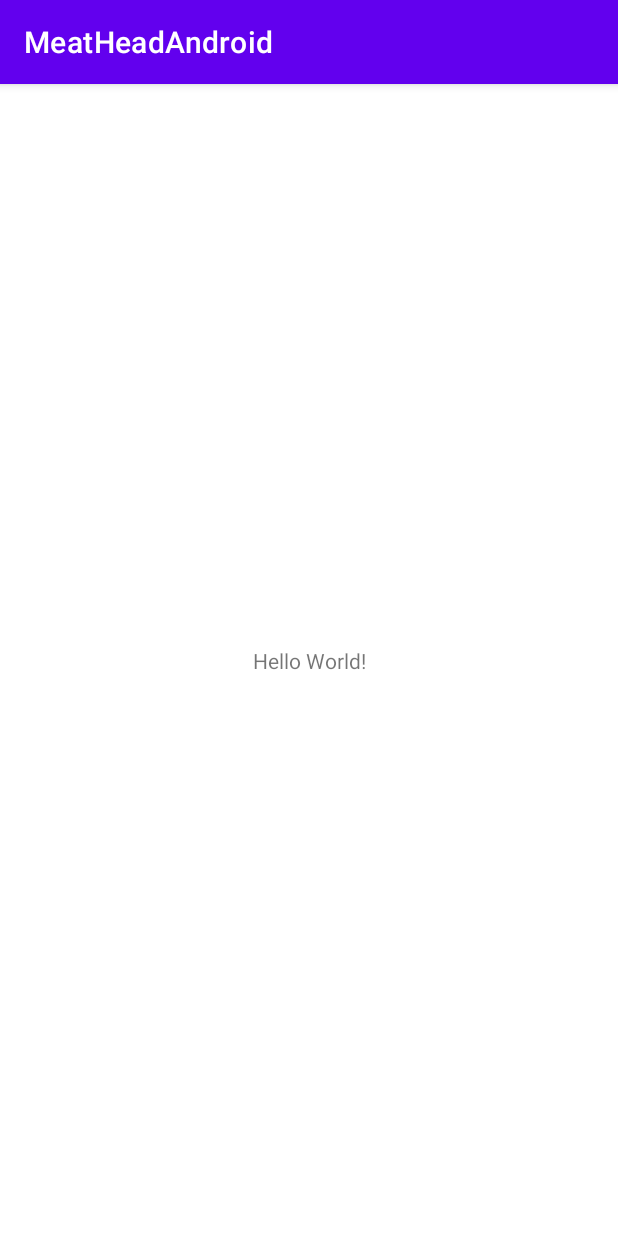
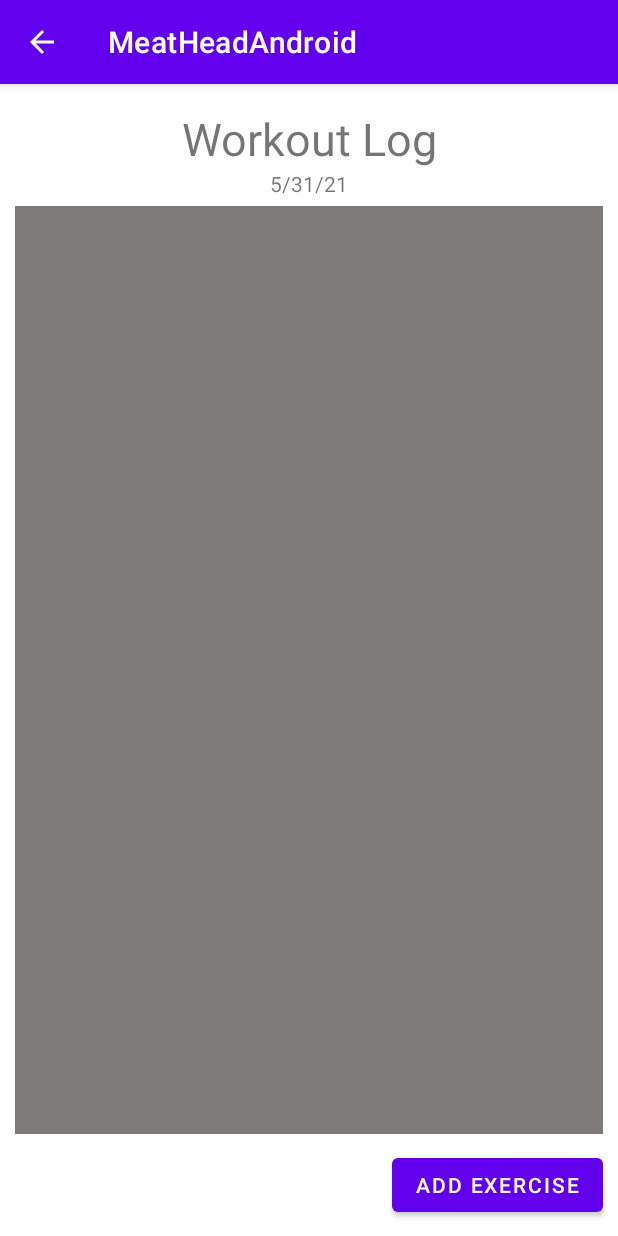
Before and after one commit to SMDeBellis/MeatHead-Android, an Android app: the screen it shows after launch (MainActivity before the commit, WorkoutLogActivity after it), on a phone screen of 412 x 824 dp. Run offline under Robolectric (Android 15) with nearby library versions, the phone set to English and light mode, and no system bars.

Commit message:
Add workout log (#1)
* Add workout log spec.

* Update app from the original project.

```diff
--- a/app/src/main/java/com/sdrockstarstudios/meatheadandroid/MainActivity.java
+++ b/app/src/main/java/com/sdrockstarstudios/meatheadandroid/MainActivity.java
@@ -1,5 +1,7 @@
 package com.sdrockstarstudios.meatheadandroid;
 
+import android.content.Intent;
+import android.view.View;
 import androidx.appcompat.app.AppCompatActivity;
 import android.os.Bundle;
 
@@ -9,5 +11,11 @@ public class MainActivity extends AppCompatActivity {
     protected void onCreate(Bundle savedInstanceState) {
         super.onCreate(savedInstanceState);
         setContentView(R.layout.activity_main);
+        launchWorkoutLogActivity(null);
+    }
+
+    public void launchWorkoutLogActivity(View view){
+        Intent intent = new Intent(this, WorkoutLogActivity.class);
+        startActivity(intent);
     }
 }
--- /dev/null
+++ b/app/src/main/res/layout/activity_workout_log.xml
@@ -0,0 +1,42 @@
+<?xml version="1.0" encoding="utf-8"?>
+<androidx.constraintlayout.widget.ConstraintLayout
+        xmlns:android="http://schemas.android.com/apk/res/android"
+        xmlns:tools="http://schemas.android.com/tools"
+        xmlns:app="http://schemas.android.com/apk/res-auto"
+        android:layout_width="match_parent"
+        android:layout_height="match_parent"
+        tools:context=".WorkoutLogActivity" android:id="@+id/WorkoutLogMainLayout">
+
+    <TextView
+            android:text="@string/workout_log_header"
+            android:layout_width="wrap_content"
+            android:layout_height="wrap_content" android:id="@+id/workoutLogHeader"
+            app:layout_constraintTop_toTopOf="parent"
+            android:layout_marginTop="16dp" app:layout_constraintStart_toStartOf="parent"
+            app:layout_constraintEnd_toEndOf="parent" android:textAlignment="center" android:textSize="30sp"/>
+    <TextView
+            android:text="workout date"
+            android:layout_width="wrap_content"
+            android:layout_height="wrap_content" android:id="@+id/dateTextView"
+            app:layout_constraintTop_toBottomOf="@+id/workoutLogHeader" app:layout_constraintStart_toStartOf="parent"
+            app:layout_constraintEnd_toEndOf="parent"/>
+    <Button
+            android:text="@string/add_exercise_button_text"
+            android:layout_width="wrap_content"
+            android:layout_height="wrap_content" android:id="@+id/button"
+            app:layout_constraintBottom_toBottomOf="parent"
+            android:layout_marginBottom="10dp" app:layout_constraintEnd_toEndOf="parent"
+            android:layout_marginEnd="10dp" android:onClick="add_exercise"/>
+    <ScrollView
+            android:layout_width="0dp"
+            android:layout_height="0dp"
+            app:layout_constraintBottom_toTopOf="@+id/button" app:layout_constraintEnd_toEndOf="parent"
+            app:layout_constraintStart_toStartOf="parent"
+            android:layout_marginEnd="10dp" android:layout_marginBottom="10dp"
+            android:id="@+id/exerciseEntryScrollView" android:background="#7E7979"
+            app:layout_constraintTop_toBottomOf="@+id/dateTextView" android:layout_marginTop="5dp"
+            android:layout_marginStart="10dp">
+        <LinearLayout android:layout_width="wrap_content" android:layout_height="wrap_content"
+                      android:orientation="vertical" android:id="@+id/WorkoutContentLinearLayout"/>
+    </ScrollView>
+</androidx.constraintlayout.widget.ConstraintLayout>
--- a/app/src/main/res/values/strings.xml
+++ b/app/src/main/res/values/strings.xml
@@ -1,3 +1,10 @@
 <resources>
     <string name="app_name">MeatHeadAndroid</string>
+    <string name="edit_message">Enter a message</string>
+    <string name="workout_log_header">Workout Log</string>
+    <string name="add_exercise_button_text">Add Exercise</string>
+    <string name="exercise_name">Exercise Name</string>
+    <string name="add_exercise_dialog_accept">Add</string>
+    <string name="delete">Delete</string>
+    <string name="cancel">Cancel</string>
 </resources>
```
Also changed, not shown: app/src/main/AndroidManifest.xml (+9 -0 lines), app/src/main/java/com/sdrockstarstudios/meatheadandroid/AddExerciseDialogFragment.java (added, +71 -0 lines), app/src/main/java/com/sdrockstarstudios/meatheadandroid/DeleteExerciseDialogFragment.java (added, +60 -0 lines), app/src/main/java/com/sdrockstarstudios/meatheadandroid/WorkoutLogActivity.java (added, +161 -0 lines), app/src/main/res/layout/dialog_add_exercise.xml (added, +19 -0 lines), app/src/main/res/layout/dialog_delete_exercise.xml (added, +10 -0 lines), 1 other file.
